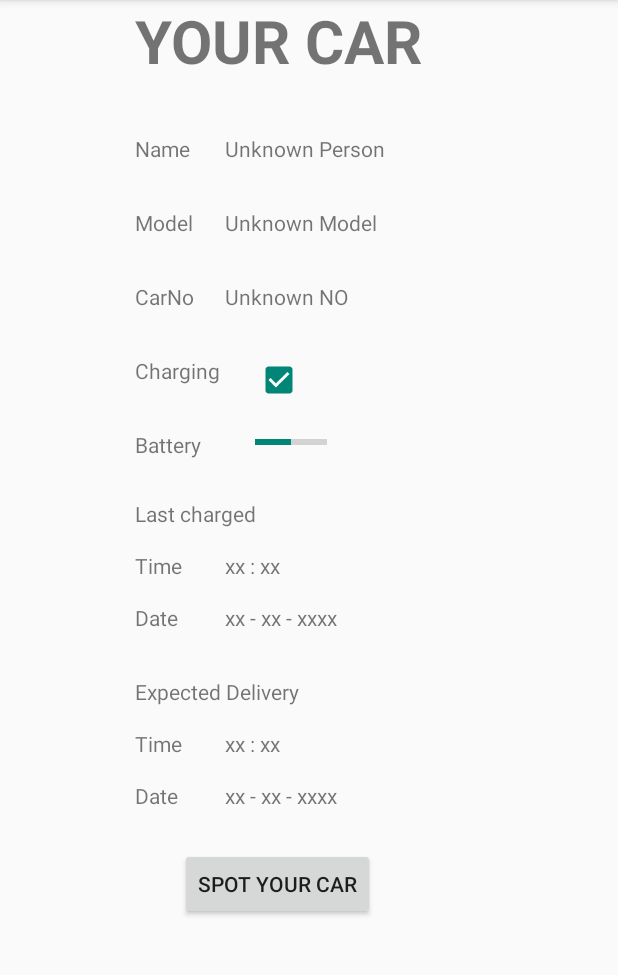
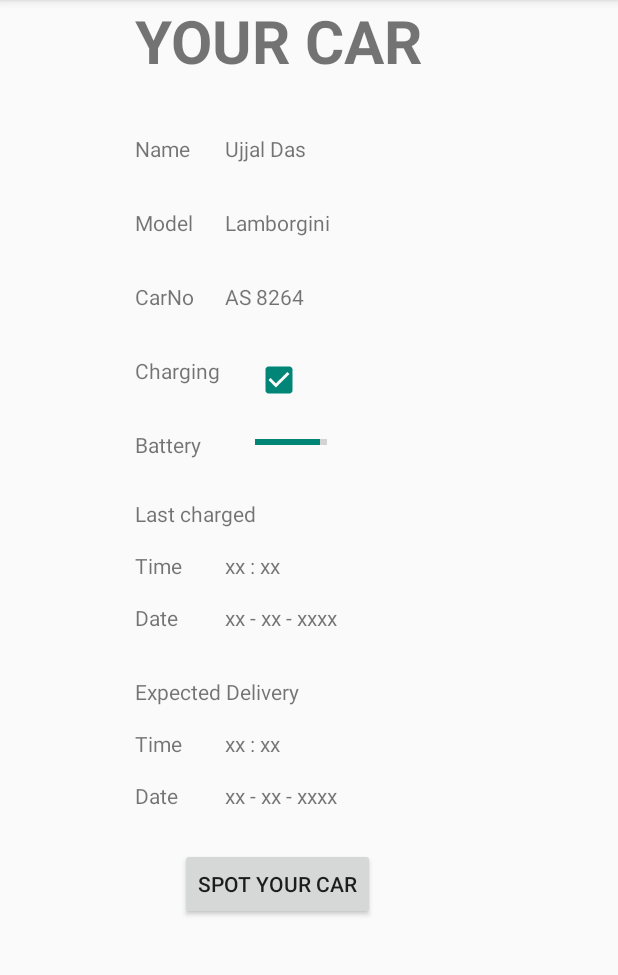
Before and after one commit to ujjaldas132/parkApp, an Android app: the screen it shows after launch (CAR), after a tap on "YOUR CAR", on a phone screen of 412 x 824 dp, the part 84-1059 px from its top. Run offline under Robolectric (Android 15) with nearby library versions, the phone set to English and light mode, and no system bars.

Commit message:
generalised message init

```diff
--- a/assets/app/src/main/java/com/example/parkapp/CAR.java
+++ b/assets/app/src/main/java/com/example/parkapp/CAR.java
@@ -3,6 +3,8 @@ package com.example.parkapp;
 import androidx.appcompat.app.AppCompatActivity;
 
 import android.os.Bundle;
+import android.widget.CheckBox;
+import android.widget.ProgressBar;
 import android.widget.TextView;
 
 public class CAR extends AppCompatActivity {
@@ -29,5 +31,19 @@ public class CAR extends AppCompatActivity {
         final TextView carNoDisp= (TextView) findViewById(R.id.carNoValue);
         carNoDisp.setText(carNoVal);
 
+
+        Boolean chargingStatus = dataFromIntent.getBoolean("charging");
+        CheckBox charge= (CheckBox) findViewById(R.id.chargingStatus);
+        charge.setChecked(chargingStatus);
+
+
+
+
+        int battaryLevel= dataFromIntent.getInt("batteryLevel");
+        ProgressBar battaryBar= (ProgressBar) findViewById(R.id.batteryLevel);
+        battaryBar.setProgress(battaryLevel);
+
+
+
     }
 }
--- a/assets/app/src/main/java/com/example/parkapp/MainActivity.java
+++ b/assets/app/src/main/java/com/example/parkapp/MainActivity.java
@@ -14,11 +14,21 @@ public class MainActivity extends AppCompatActivity {
     public static String name="";
     public static String carModel="";
     public static String CarNo="";
+    public static String place="";
+    public boolean charging= true;
+    public int batteryLevel=90;
 
     @Override
     protected void onCreate(Bundle savedInstanceState) {
         super.onCreate(savedInstanceState);
         setContentView(R.layout.activity_main);
+
+
+        // update data from the server
+        fetchdata process = new fetchdata();
+        process.givesomedata();
+
+
     }
 
     public void findSpot(View view){
@@ -38,20 +48,19 @@ public class MainActivity extends AppCompatActivity {
 
 
 
+
+
     public void getCarStatus(View view){
 
 
-        fetchdata process = new fetchdata();
-        process.execute();
+
+//        process.execute();
 
 
         Intent i= new Intent(this,CAR.class);
 
 
-            process.givesomedata();
 
-//        String temp=String.valueOf(name);
-//        Log.d("mess>>>>>>>>>>>>>>>",temp);
 
 
 
@@ -60,6 +69,8 @@ public class MainActivity extends AppCompatActivity {
         i.putExtra("model",carModel);
 
         i.putExtra("carNo",CarNo);
+        i.putExtra("charging",charging);
+        i.putExtra("batteryLevel",batteryLevel);
 
         startActivity(i);
     }
@@ -69,9 +80,19 @@ public class MainActivity extends AppCompatActivity {
 
 
 
+
+
     public void profile(View view){
         Intent i;
         i = new Intent(this,Profile.class);
+
+        i.putExtra("Name",name);
+
+        i.putExtra("Place",place);
+
+        i.putExtra("carNo",CarNo);
+
+
         startActivity(i);
     }
 
--- a/assets/app/src/main/java/com/example/parkapp/Profile.java
+++ b/assets/app/src/main/java/com/example/parkapp/Profile.java
@@ -3,6 +3,7 @@ package com.example.parkapp;
 import androidx.appcompat.app.AppCompatActivity;
 
 import android.os.Bundle;
+import android.widget.TextView;
 
 public class Profile extends AppCompatActivity {
 
@@ -10,5 +11,27 @@ public class Profile extends AppCompatActivity {
     protected void onCreate(Bundle savedInstanceState) {
         super.onCreate(savedInstanceState);
         setContentView(R.layout.activity_profile);
+
+
+        Bundle dataFromIntent=getIntent().getExtras();
+
+
+        String nameVal=dataFromIntent.getString("Name");
+        final TextView nameDisp= (TextView) findViewById(R.id.name);
+        nameDisp.setText(nameVal);
+
+
+//        String nameVal1=dataFromIntent.getString("Place");
+//        final TextView nameDisp1= (TextView) findViewById(R.id.location);
+//        nameDisp.setText(nameVal1);
+
+
+//        String nameVal2=dataFromIntent.getString("Name");
+//        final TextView nameDisp2= (TextView) findViewById(R.id.name);
+//        nameDisp.setText(nameVal2);
+
+
+
+
     }
 }
--- a/assets/app/src/main/java/com/example/parkapp/fetchdata.java
+++ b/assets/app/src/main/java/com/example/parkapp/fetchdata.java
@@ -82,9 +82,9 @@ public class fetchdata extends AsyncTask<Void,Void,Void> {
     }
 
     public void givesomedata(){
-        MainActivity.name="Unknown Person";
-        MainActivity.carModel="Unknown Model";
-        MainActivity.CarNo="Unknown NO";
+        MainActivity.name="Ujjal Das";
+        MainActivity.carModel="Lamborgini";
+        MainActivity.CarNo="AS 8264";
 
     }
 
```
